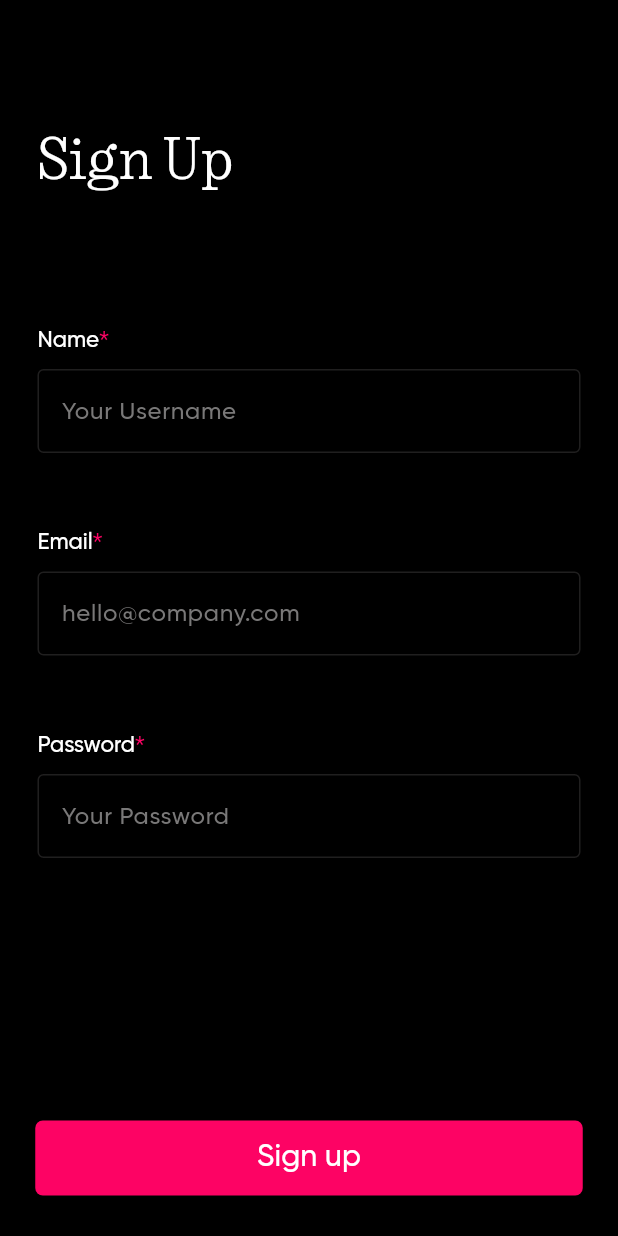
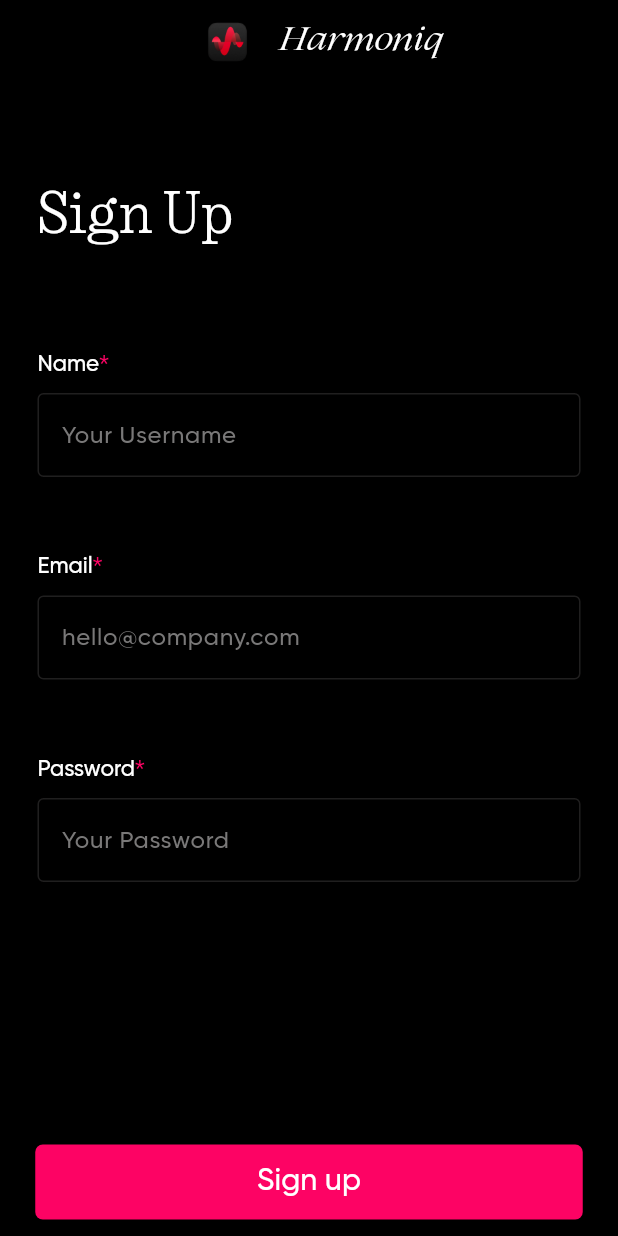
Before and after one commit to chaitanyak175/Harmoniq, a Flutter app: the screen it shows after launch, on a phone screen of 412 x 824 dp. Run offline on Flutter 3.47's test engine with Material 3 defaults, Android fonts, the phone set to English and light mode, and no system bars; our stand-ins replace loading_animation_widget; missing offline and left inert: flutter_displaymode.

Commit message:
added a few more elements and polished the ui

```diff
--- a/client/lib/constants/assets_constants.dart
+++ b/client/lib/constants/assets_constants.dart
@@ -2,4 +2,5 @@ class AssetsConstants {
   static const String _imageSvgPath = 'assets/images';
   static const String eyeIconOpen = '$_imageSvgPath/eyeIconOpen.png';
   static const String eyeIconCloed = '$_imageSvgPath/eyeIconClosed.png';
+  static const String appIcon = '$_imageSvgPath/appIcon.png';
 }
--- a/client/lib/core/theme/app_theme.dart
+++ b/client/lib/core/theme/theme.dart
@@ -2,8 +2,8 @@ import 'package:client/core/theme/app_pallete.dart';
 import 'package:flutter/material.dart';
 
 class AppTheme {
-  static ThemeData theme = ThemeData.light().copyWith(
-    scaffoldBackgroundColor: Colors.black,
+  static ThemeData theme = ThemeData.dark().copyWith(
+    scaffoldBackgroundColor: AppPallete.blackColor,
     appBarTheme: const AppBarTheme(
       color: Colors.black,
       elevation: 0,
--- a/client/lib/features/auth/view/pages/signup_page.dart
+++ b/client/lib/features/auth/view/pages/signup_page.dart
@@ -1,7 +1,10 @@
+import 'package:client/constants/assets_constants.dart';
 import 'package:client/core/theme/app_pallete.dart';
 import 'package:client/features/auth/view/widgets/email_username_textfield.dart';
 import 'package:client/features/auth/view/widgets/password_textfield.dart';
 import 'package:client/features/auth/view/widgets/signup_button.dart';
+import 'package:flutter/foundation.dart';
+import 'package:flutter/gestures.dart';
 import 'package:flutter/material.dart';
 
 class SignupPage extends StatefulWidget {
@@ -18,6 +21,8 @@ class _SignupPageState extends State<SignupPage> {
   final _nameController = TextEditingController();
   final _emailController = TextEditingController();
   final _passwordController = TextEditingController();
+  final _scrollController = ScrollController();
+  final _passwordFocusNode = FocusNode();
 
   @override
   void initState() {
@@ -32,17 +37,66 @@ class _SignupPageState extends State<SignupPage> {
         });
       },
     );
+
+    _passwordFocusNode.addListener(() {
+      if (_passwordFocusNode.hasFocus) {
+        _scrollController.animateTo(
+          _scrollController.position.maxScrollExtent,
+          duration: const Duration(milliseconds: 300),
+          curve: Curves.easeInOut,
+        );
+      }
+    });
+  }
+
+  @override
+  void dispose() {
+    _nameController.dispose();
+    _emailController.dispose();
+    _passwordController.dispose();
+    _scrollController.dispose();
+    _passwordFocusNode.dispose();
+    super.dispose();
   }
 
   @override
   Widget build(BuildContext context) {
     return Scaffold(
       backgroundColor: Colors.black,
+      appBar: AppBar(
+        scrolledUnderElevation: 0.0,
+        backgroundColor: AppPallete.blackColor,
+        automaticallyImplyLeading: false,
+        title: Center(
+          child: Row(
+            mainAxisSize: MainAxisSize.min,
+            children: [
+              Image.asset(
+                AssetsConstants.appIcon,
+                width: 70,
+                height: 70,
+              ),
+              const Text(
+                'Harmoniq',
+                style: TextStyle(
+                  color: Colors.white,
+                  fontFamily: 'Lovelace',
+                  fontSize: 22,
+                ),
+              )
+            ],
+          ),
+        ),
+        centerTitle: true,
+      ),
       body: SafeArea(
-        child: ListView(
+          child: SingleChildScrollView(
+        controller: _scrollController,
+        child: Column(
+          crossAxisAlignment: CrossAxisAlignment.start,
           children: [
             const SizedBox(
-              height: 80,
+              height: 60,
             ),
             const Padding(
               padding: EdgeInsets.only(left: 25),
@@ -56,7 +110,7 @@ class _SignupPageState extends State<SignupPage> {
               ),
             ),
             const SizedBox(
-              height: 80,
+              height: 60,
             ),
             Padding(
               padding: const EdgeInsets.only(left: 25),
@@ -155,6 +209,7 @@ class _SignupPageState extends State<SignupPage> {
               padding: const EdgeInsets.only(left: 25, right: 25),
               child: Passwordtextfield(
                 controller: _passwordController,
+                focusNode: _passwordFocusNode,
                 text: 'Your Password',
               ),
             ),
@@ -189,9 +244,40 @@ class _SignupPageState extends State<SignupPage> {
                 ),
               ),
             ),
+            const SizedBox(
+              height: 10,
+            ),
+            Center(
+              child: RichText(
+                text: const TextSpan(
+                  text: 'Already have an account?',
+                  style: TextStyle(
+                    fontSize: 16,
+                    color: AppPallete.whiteColor,
+                    fontFamily: 'Gilroy',
+                  ),
+                  children: [
+                    TextSpan(
+                      text: ' Login',
+                      style: TextStyle(
+                        color: AppPallete.pinkColor,
+                        fontSize: 16,
+                      ),
+                      // recognizer: TapGestureRecognizer()
+                      //   ..onTap = () {
+                      //     Navigator.pushReplacement(
+                      //       context,
+                      //       LoginView.route(),
+                      //     );
+                      //   },
+                    ),
+                  ],
+                ),
+              ),
+            ),
           ],
         ),
-      ),
+      )),
     );
   }
 }
--- a/client/lib/features/auth/view/widgets/password_textfield.dart
+++ b/client/lib/features/auth/view/widgets/password_textfield.dart
@@ -4,11 +4,13 @@ import 'package:flutter/services.dart';
 
 class Passwordtextfield extends StatefulWidget {
   final TextEditingController controller;
+  final FocusNode focusNode;
   final String text;
   const Passwordtextfield({
     super.key,
     required this.controller,
     required this.text,
+    required this.focusNode,
   });
 
   @override
@@ -28,6 +30,7 @@ class _PasswordtextfieldState extends State<Passwordtextfield> {
   @override
   Widget build(BuildContext context) {
     return TextField(
+      focusNode: widget.focusNode,
       obscureText: _obscureText,
       controller: widget.controller,
       keyboardType: TextInputType.visiblePassword,
@@ -63,10 +66,12 @@ class _PasswordtextfieldState extends State<Passwordtextfield> {
                 },
                 icon: _obscureText
                     ? const ImageIcon(
-                        AssetImage('assets/images/eyeIconClosed.png'),
+                        AssetImage('assets/images/eyeIconOpen.png'),
+                        color: AppPallete.whiteGreyColor,
                       )
                     : const ImageIcon(
-                        AssetImage('assets/images/eyeIconOpen.png'),
+                        AssetImage('assets/images/eyeIconClosed.png'),
+                        color: AppPallete.whiteGreyColor,
                       ),
               )
             : null,
--- a/client/lib/features/auth/view/widgets/signup_button.dart
+++ b/client/lib/features/auth/view/widgets/signup_button.dart
@@ -23,7 +23,10 @@ class SignupButton extends StatelessWidget {
       },
       style: ButtonStyle(
         shape: WidgetStatePropertyAll<RoundedRectangleBorder>(
-            RoundedRectangleBorder(borderRadius: BorderRadius.circular(5))),
+          RoundedRectangleBorder(
+            borderRadius: BorderRadius.circular(5),
+          ),
+        ),
         backgroundColor: const WidgetStatePropertyAll(AppPallete.pinkColor),
         // overlayColor: const WidgetStatePropertyAll(Colors.transparent),
         // shadowColor: const WidgetStatePropertyAll(Colors.transparent),
--- a/client/lib/main.dart
+++ b/client/lib/main.dart
@@ -1,7 +1,7 @@
 import 'dart:developer';
 
 import 'package:client/features/auth/view/pages/signup_page.dart';
-import 'package:client/core/theme/app_theme.dart';
+import 'package:client/core/theme/theme.dart';
 import 'package:flutter/material.dart';
 import 'package:flutter/services.dart';
 import 'package:flutter_displaymode/flutter_displaymode.dart';
--- a/client/pubspec.yaml
+++ b/client/pubspec.yaml
@@ -87,6 +87,11 @@ flutter:
     - family: Gilroy
       fonts:
         - asset: fonts/Gilroy-Medium.ttf
+
+
+    - family: Lovelace
+      fonts:
+        - asset: fonts/Lovelace-Italic.ttf
   #       - asset: fonts/TrajanPro_Bold.ttf
   #         weight: 700
   #
```
Also changed, not shown: client/assets/images/appIcon.png (added), client/fonts/Lovelace-Italic.ttf (added), client/lib/features/auth/view/pages/login_page.dart (added).
